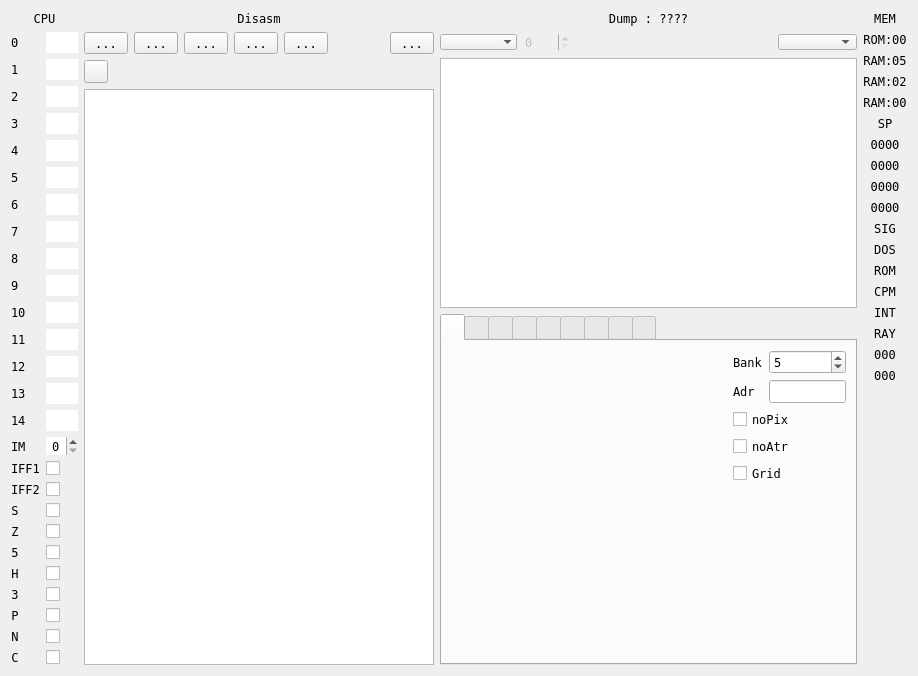
samstyle/Xpeccy, file ui/debuger.ui: the form before one commit.
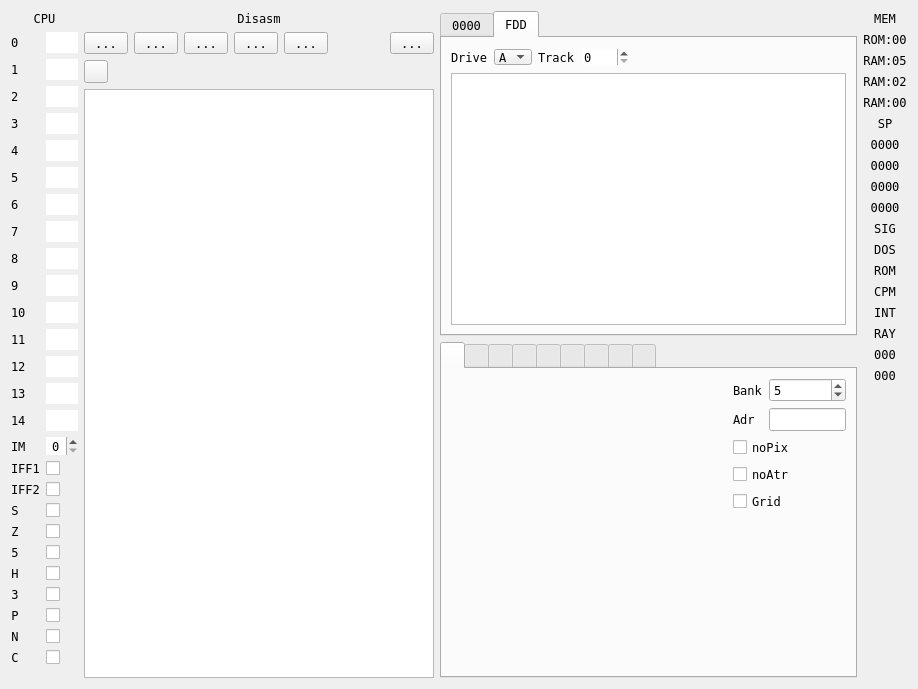
The form after the commit. The open tabs and pages were chosen to show the change. Icons and pictures are not drawn. Custom widgets are drawn as their Qt base class.

Commit message: build 20210302.2223 + Add Floppy tracks viewer to deBUGa + Improve scan of floppy tracks

The edit to the form file:
```diff
--- a/ui/debuger.ui
+++ b/ui/debuger.ui
@@ -7,7 +7,7 @@
     <x>0</x>
     <y>0</y>
     <width>918</width>
-    <height>657</height>
+    <height>689</height>
    </rect>
   </property>
   <property name="font">
@@ -971,21 +971,17 @@
     </layout>
    </item>
    <item row="0" column="2">
-    <layout class="QVBoxLayout" name="verticalLayout_4" stretch="0,0,0,0">
+    <layout class="QVBoxLayout" name="verticalLayout_4" stretch="0,0">
      <item>
-      <layout class="QHBoxLayout" name="horizontalLayout_8" stretch="10">
-       <item>
-        <widget class="QLabel" name="labHeadDump">
-         <property name="text">
-          <string>Dump : ????</string>
-         </property>
-         <property name="alignment">
-          <set>Qt::AlignCenter</set>
-         </property>
-        </widget>
-       </item>
-      </layout>
-     </item>
+      <widget class="QTabWidget" name="tabsDump">
+       <property name="currentIndex">
+        <number>0</number>
+       </property>
+       <widget class="QWidget" name="tabDump">
+        <attribute name="title">
+         <string>0000</string>
+        </attribute>
+        <layout class="QVBoxLayout" name="verticalLayout_12">
      <item>
       <layout class="QHBoxLayout" name="horizontalLayout_7">
        <item>
@@ -1114,6 +1110,125 @@
        </attribute>
       </widget>
      </item>
+        </layout>
+       </widget>
+       <widget class="QWidget" name="tabFdd">
+        <attribute name="title">
+         <string>FDD</string>
+        </attribute>
+        <layout class="QVBoxLayout" name="verticalLayout_13">
+         <item>
+          <layout class="QHBoxLayout" name="horizontalLayout_8">
+           <item>
+            <widget class="QLabel" name="label_69">
+             <property name="text">
+              <string>Drive</string>
+             </property>
+            </widget>
+           </item>
+           <item>
+            <widget class="QComboBox" name="cbDrive">
+             <property name="maximumSize">
+              <size>
+               <width>16777215</width>
+               <height>16</height>
+              </size>
+             </property>
+             <item>
+              <property name="text">
+               <string>A</string>
+              </property>
+             </item>
+             <item>
+              <property name="text">
+               <string>B</string>
+              </property>
+             </item>
+             <item>
+              <property name="text">
+               <string>C</string>
+              </property>
+             </item>
+             <item>
+              <property name="text">
+               <string>D</string>
+              </property>
+             </item>
+            </widget>
+           </item>
+           <item>
+            <widget class="QLabel" name="label_70">
+             <property name="text">
+              <string>Track</string>
+             </property>
+            </widget>
+           </item>
+           <item>
+            <widget class="QSpinBox" name="sbTrack">
+             <property name="maximumSize">
+              <size>
+               <width>16777215</width>
+               <height>16</height>
+              </size>
+             </property>
+             <property name="frame">
+              <bool>false</bool>
+             </property>
+             <property name="maximum">
+              <number>166</number>
+             </property>
+            </widget>
+           </item>
+           <item>
+            <spacer name="horizontalSpacer_6">
+             <property name="orientation">
+              <enum>Qt::Horizontal</enum>
+             </property>
+             <property name="sizeHint" stdset="0">
+              <size>
+               <width>40</width>
+               <height>20</height>
+              </size>
+             </property>
+            </spacer>
+           </item>
+          </layout>
+         </item>
+         <item>
+          <widget class="xDiskDump" name="tabDiskDump">
+           <property name="minimumSize">
+            <size>
+             <width>380</width>
+             <height>250</height>
+            </size>
+           </property>
+           <property name="selectionMode">
+            <enum>QAbstractItemView::SingleSelection</enum>
+           </property>
+           <property name="showGrid">
+            <bool>false</bool>
+           </property>
+           <attribute name="horizontalHeaderVisible">
+            <bool>false</bool>
+           </attribute>
+           <attribute name="horizontalHeaderMinimumSectionSize">
+            <number>30</number>
+           </attribute>
+           <attribute name="horizontalHeaderDefaultSectionSize">
+            <number>30</number>
+           </attribute>
+           <attribute name="verticalHeaderVisible">
+            <bool>false</bool>
+           </attribute>
+           <attribute name="verticalHeaderDefaultSectionSize">
+            <number>17</number>
+           </attribute>
+          </widget>
+         </item>
+        </layout>
+       </widget>
+      </widget>
+     </item>
      <item>
       <widget class="QTabWidget" name="tabsPanel">
        <property name="autoFillBackground">
@@ -3027,6 +3142,11 @@
    <extends>QTableView</extends>
    <header location="global">stdlib.h</header>
   </customwidget>
+  <customwidget>
+   <class>xDiskDump</class>
+   <extends>QTableView</extends>
+   <header location="global">stdlib.h</header>
+  </customwidget>
  </customwidgets>
  <tabstops>
   <tabstop>tbAddBrk</tabstop>
```
Left out of the diff: 1 changed line with no effect on the pictures. Lines whose indentation alone changed are shown as unchanged. The commit also changes 6 other files.
